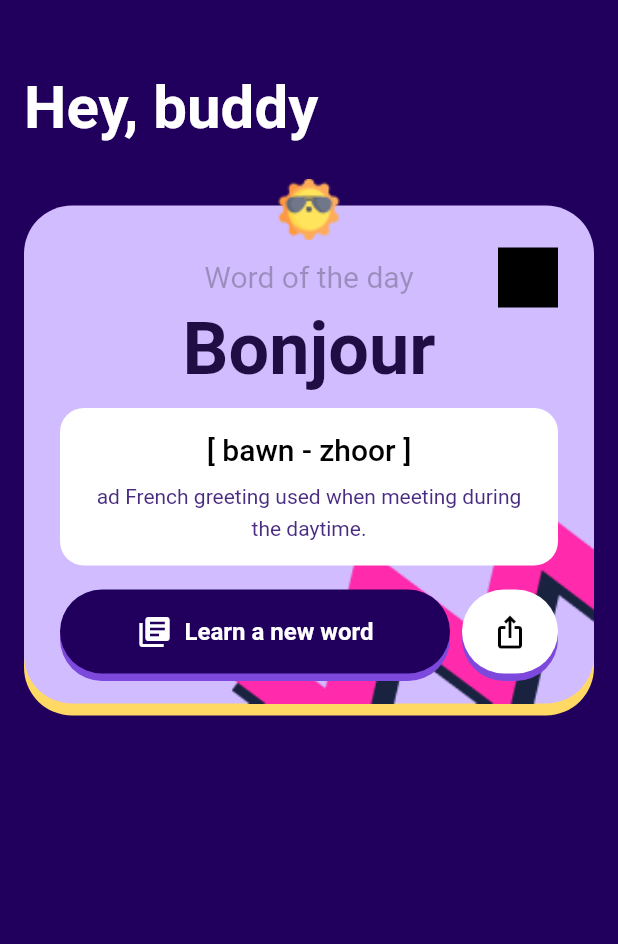
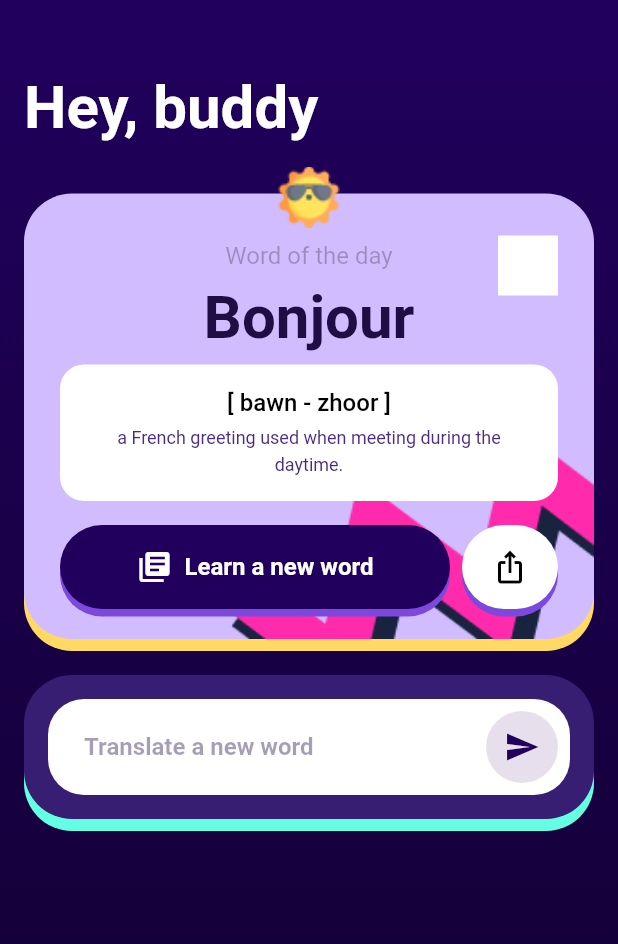
Before and after one commit to uxderrick/language_buddy, a Flutter app: the screen it shows after launch, on a phone screen of 412 x 824 dp. Shown: the top 944 px of the screen. Run offline on Flutter 3.47's test engine with Material 2 defaults, Android fonts, the light colour scheme and no system bars; our stand-ins replace google_fonts; Roboto replaces fonts that are missing (Grandstander).

Commit message:
Added the translation CTA and other fixes on  WOTD

```diff
--- a/lib/home.dart
+++ b/lib/home.dart
@@ -1,5 +1,6 @@
 import 'package:flutter/material.dart';
 import 'package:language_buddy/text_styles.dart';
+import 'package:language_buddy/translate_CTA.dart';
 import 'package:language_buddy/wotd.dart';
 
 class Home extends StatelessWidget {
@@ -10,32 +11,45 @@ class Home extends StatelessWidget {
   @override
   Widget build(BuildContext context) {
     return Scaffold(
+      extendBodyBehindAppBar: true,
       appBar: AppBar(
         elevation: 0,
         toolbarHeight: 32,
         backgroundColor: Colors.transparent,
       ),
-      body: const Padding(
+      body: Container(
+        decoration: const BoxDecoration(
+            gradient: LinearGradient(
+          begin: Alignment.topCenter,
+          end: Alignment.bottomCenter,
+          colors: [
+            Color(0xFF21005D),
+            Color(0xFF110030),
+          ],
+        )),
+
+        //#21005D, #110030
+        child: const Padding(
           padding: EdgeInsets.all(16.0),
           child: Column(
             crossAxisAlignment: CrossAxisAlignment.start,
             children: [
+              SizedBox(
+                height: 32,
+              ),
               H1(
                 text: 'Hey, buddy',
               ),
               SizedBox(
-              height: 24,
+                height: 16,
               ),
               WordOfTheDay(),
               SizedBox(
                 height: 24,
               ),
-            // Container(
-            //   padding: const EdgeInsets.all(16),
-            //   height: 156,
-            //   color: Colors.red,
-            // ),
+              TranslateCTA()
             ],
+          ),
         ),
       ),
     );
--- a/lib/main.dart
+++ b/lib/main.dart
@@ -12,8 +12,7 @@ class MyApp extends StatelessWidget {
   Widget build(BuildContext context) {
     return MaterialApp(
       debugShowCheckedModeBanner: false,
-      theme: ThemeData.dark()
-          .copyWith(scaffoldBackgroundColor: const Color(0xFF21005D)),
+      theme: ThemeData.dark().copyWith(),
       home: const MyHomePage(),
     );
   }
--- a/lib/text_styles.dart
+++ b/lib/text_styles.dart
@@ -11,7 +11,7 @@ class P2 extends StatelessWidget {
   Widget build(BuildContext context) {
     return Text(text,
         style: GoogleFonts.inriaSans(
-            fontSize: 20,
+            fontSize: 16,
             fontWeight: FontWeight.w400,
             color: const Color(0xFF1F1F1F).withOpacity(0.3)));
   }
--- /dev/null
+++ b/lib/translate_cta.dart
@@ -0,0 +1,65 @@
+import 'package:flutter/material.dart';
+import 'package:google_fonts/google_fonts.dart';
+
+class TranslateCTA extends StatelessWidget {
+  const TranslateCTA({
+    super.key,
+  });
+
+  @override
+  Widget build(BuildContext context) {
+    return Container(
+      padding: const EdgeInsets.all(16),
+      height: 96,
+      width: double.infinity,
+      decoration: BoxDecoration(
+          color: const Color(0xFF381E72),
+          borderRadius: BorderRadius.circular(32),
+          boxShadow: const [
+            BoxShadow(
+              color: Color(0xFF64FFE3),
+              spreadRadius: 0,
+              blurRadius: 0,
+              offset: Offset(
+                0,
+                8,
+              ),
+            ),
+          ]),
+      child: Container(
+        padding: const EdgeInsets.only(left: 24, right: 8),
+        alignment: Alignment.centerLeft,
+        decoration: BoxDecoration(
+          color: Colors.white,
+          borderRadius: BorderRadius.circular(24),
+        ),
+        child: Row(
+          children: [
+            Text(
+              'Translate a new word',
+              style: GoogleFonts.grandstander(
+                color: const Color(0xFF200D43).withOpacity(0.4),
+                fontWeight: FontWeight.bold,
+                fontSize: 16,
+              ),
+            ),
+            const Spacer(),
+            Container(
+              padding: EdgeInsets.all(12),
+              // height: 40,
+              // width: 40,
+              decoration: BoxDecoration(
+                borderRadius: BorderRadius.circular(48),
+                color: const Color(0xFFE7E0EC),
+              ),
+              child: const Icon(
+                Icons.send,
+                color: Color(0xFF21005D),
+              ),
+            )
+          ],
+        ),
+      ),
+    );
+  }
+}
--- a/lib/wotd.dart
+++ b/lib/wotd.dart
@@ -2,10 +2,24 @@ import 'package:flutter/material.dart';
 import 'package:google_fonts/google_fonts.dart';
 import 'package:language_buddy/text_styles.dart';
 
-class WordOfTheDay extends StatelessWidget {
+class WordOfTheDay extends StatefulWidget {
   const WordOfTheDay({
     super.key,
   });
+
+  @override
+  State<WordOfTheDay> createState() => _WordOfTheDayState();
+}
+
+class _WordOfTheDayState extends State<WordOfTheDay> {
+  final List<String> list = [
+    'Item1',
+    'Item2',
+    'Item3',
+    'Item4',
+  ];
+
+  String? selectedValue;
 
   @override
   Widget build(BuildContext context) {
@@ -13,8 +27,6 @@ class WordOfTheDay extends StatelessWidget {
       children: [
         //Container for word of the day
         SizedBox(
-          // height: 296,
-          // color: Colors.amber,
           child: Column(
             children: [
               Container(
@@ -45,13 +57,13 @@ class WordOfTheDay extends StatelessWidget {
                       children: [
                         Padding(
                             padding: const EdgeInsets.only(right: 24, top: 28),
-                          //drowdown for languages
+
+                            //dropdown for languages
                             child: Container(
                               height: 40,
                               width: 40,
-                            color: Colors.black,
-                          ),
-                        ),
+                              color: Colors.white,
+                            )),
                         Image.asset(
                           'images/zigzag.png',
                           scale: 0.9,
@@ -68,7 +80,7 @@ class WordOfTheDay extends StatelessWidget {
                     crossAxisAlignment: CrossAxisAlignment.center,
                     children: [
                       const SizedBox(
-                        height: 16,
+                        height: 12,
                       ),
                       const P2(
                         text: 'Word of the day',
@@ -78,11 +90,11 @@ class WordOfTheDay extends StatelessWidget {
                       ),
                       Text("Bonjour",
                           style: GoogleFonts.grandstander(
-                              fontSize: 48,
+                              fontSize: 40,
                               fontWeight: FontWeight.w600,
                               color: const Color(0xFF200D43))),
                       const SizedBox(
-                        height: 12,
+                        height: 8,
                       ),
 
                       //definition card
@@ -103,19 +115,19 @@ class WordOfTheDay extends StatelessWidget {
                                 '[ bawn - zhoor ]',
                                 style: GoogleFonts.grandstander(
                                     color: Colors.black,
-                                    fontSize: 20,
+                                    fontSize: 16,
                                     fontWeight: FontWeight.w500),
                               ),
                               const SizedBox(
-                                height: 8,
+                                height: 4,
                               ),
                               SizedBox(
                                 child: Text(
-                                  'ad French greeting used when meeting during the daytime.',
+                                  'a French greeting used when meeting during the daytime.',
                                   style: GoogleFonts.grandstander(
                                       color: const Color(0xFF492B82),
                                       height: 1.5,
-                                  ),
+                                      fontSize: 12),
                                   textAlign: TextAlign.center,
                                   // maxLines: 2,
                                 ),
--- a/pubspec.yaml
+++ b/pubspec.yaml
@@ -36,6 +36,8 @@ dependencies:
   cupertino_icons: ^1.0.2
   flutter_native_splash: ^2.3.1
   google_fonts: ^5.1.0
+  dropdown_button2: ^2.3.6
+  cool_dropdown: ^2.1.0
 
 dev_dependencies:
   flutter_test:
```
Also changed, not shown: pubspec.lock. Lines whose indentation alone changed are shown as unchanged.
